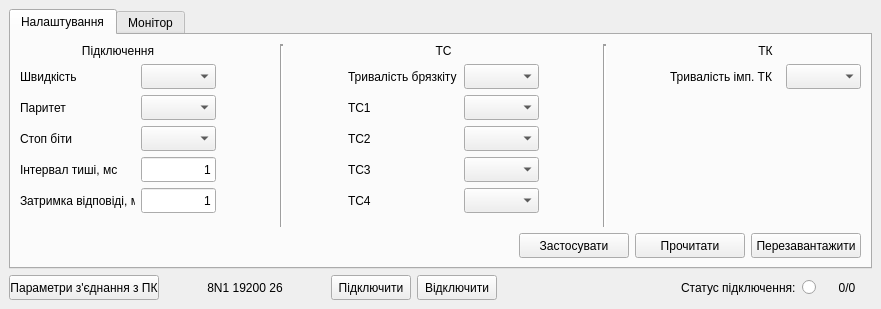
Goodjamp/Mdio, file mdio.ui: the form before one commit.
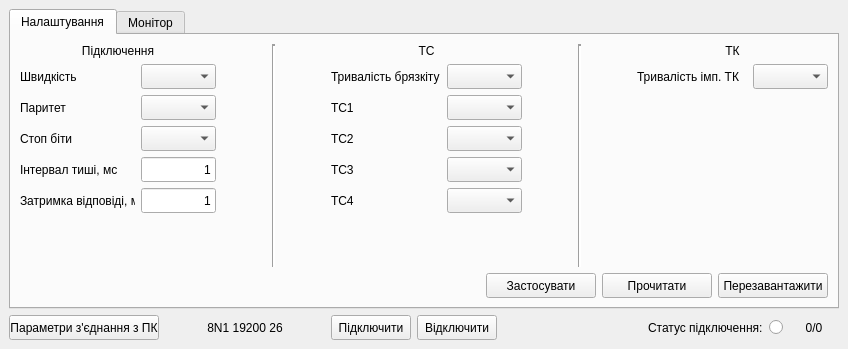
The form after the commit.

```diff
--- a/mdio.ui
+++ b/mdio.ui
@@ -6,10 +6,16 @@
    <rect>
     <x>0</x>
     <y>0</y>
-    <width>881</width>
-    <height>309</height>
+    <width>848</width>
+    <height>349</height>
    </rect>
   </property>
+  <property name="sizePolicy">
+   <sizepolicy hsizetype="Fixed" vsizetype="Fixed">
+    <horstretch>0</horstretch>
+    <verstretch>0</verstretch>
+   </sizepolicy>
+  </property>
   <property name="windowTitle">
    <string>Mdio</string>
   </property>
```
